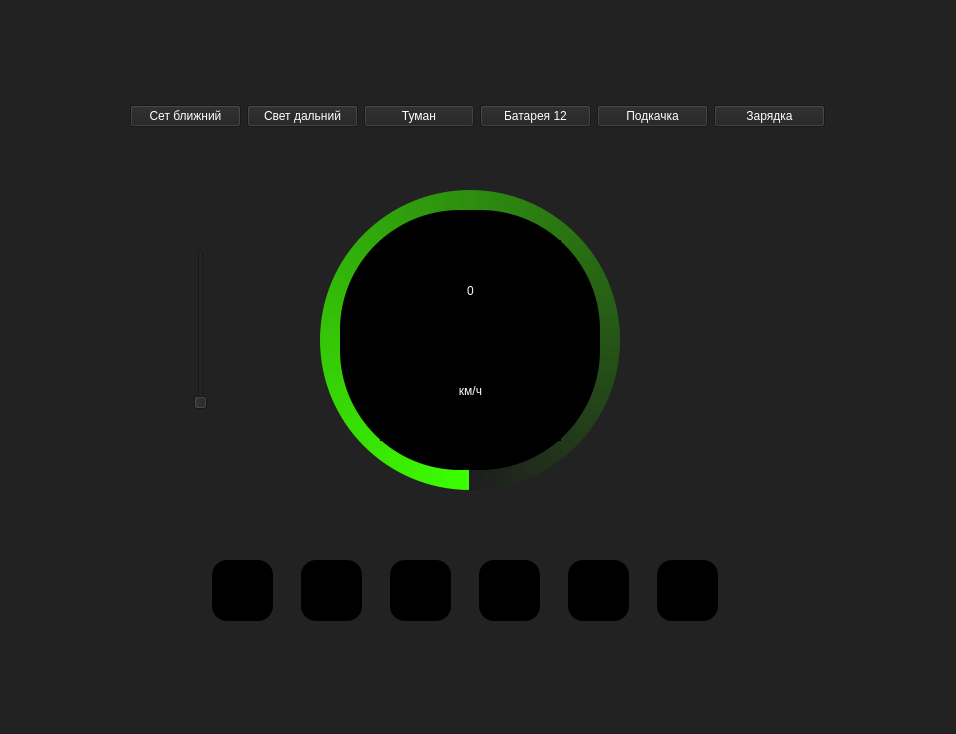
This is Panel.ui in Alexandr-Filatov/BGA_Panel as Qt 5 draws it before an edit. The edited form follows.
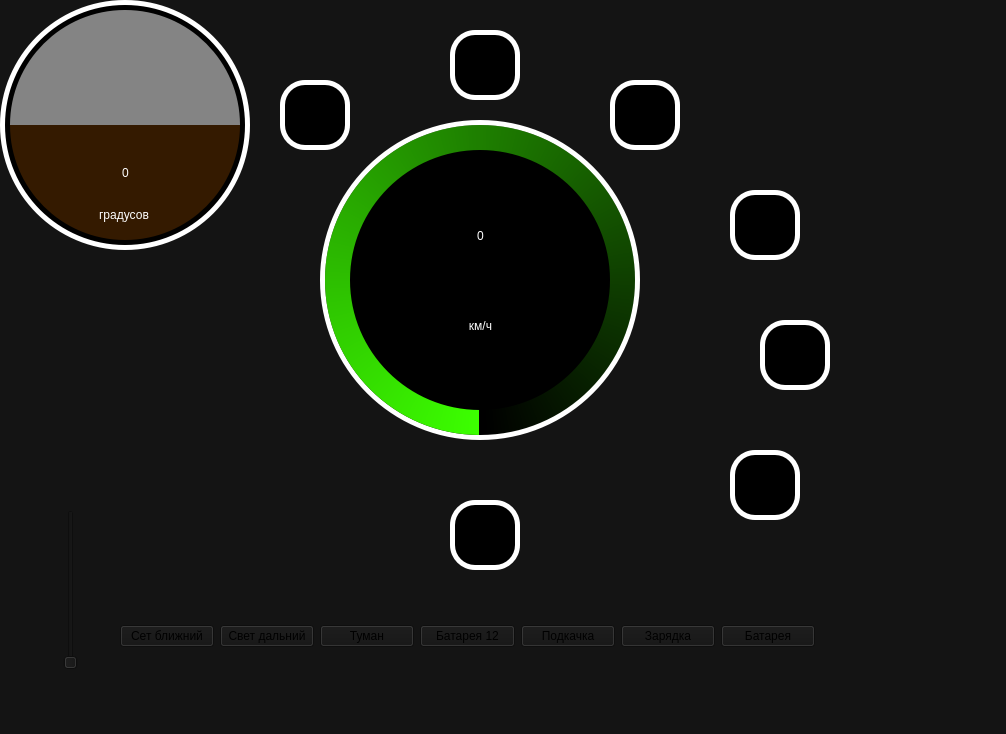
This is the edited form. Icons and pictures are not drawn.

Commit message: Add angle sensor

What changed in the file:
```diff
--- a/Panel.ui
+++ b/Panel.ui
@@ -2,11 +2,14 @@
 <ui version="4.0">
  <class>MainWindow</class>
  <widget class="QMainWindow" name="MainWindow">
+  <property name="enabled">
+   <bool>true</bool>
+  </property>
   <property name="geometry">
    <rect>
     <x>0</x>
     <y>0</y>
-    <width>956</width>
+    <width>1006</width>
     <height>734</height>
    </rect>
   </property>
@@ -14,207 +17,24 @@
    <string>MainWindow</string>
   </property>
   <property name="styleSheet">
-   <string notr="true">background-color: rgb(34, 34, 34);
-color: rgb(255, 255, 255);
+   <string notr="true">background-color: rgb(20, 20, 20);
 font: 75 12pt &quot;MS Shell Dlg 2&quot;;
 </string>
   </property>
   <widget class="QWidget" name="centralwidget">
-   <widget class="QWidget" name="">
-    <property name="geometry">
-     <rect>
-      <x>190</x>
-      <y>520</y>
-      <width>551</width>
-      <height>141</height>
-     </rect>
-    </property>
-    <layout class="QHBoxLayout" name="horizontalLayout_2">
-     <item>
-      <widget class="QLabel" name="label">
-       <property name="sizePolicy">
-        <sizepolicy hsizetype="Expanding" vsizetype="Expanding">
-         <horstretch>0</horstretch>
-         <verstretch>0</verstretch>
-        </sizepolicy>
-       </property>
-       <property name="maximumSize">
-        <size>
-         <width>61</width>
-         <height>61</height>
-        </size>
-       </property>
-       <property name="styleSheet">
-        <string notr="true">background-color: rgb(0, 0, 0);
-border-radius: 15px;</string>
-       </property>
-       <property name="text">
-        <string/>
-       </property>
-       <property name="pixmap">
-        <pixmap>icons/car-lights-light-svgrepo-com.png</pixmap>
-       </property>
-       <property name="scaledContents">
-        <bool>true</bool>
-       </property>
-      </widget>
-     </item>
-     <item>
-      <widget class="QLabel" name="label_3">
-       <property name="sizePolicy">
-        <sizepolicy hsizetype="Fixed" vsizetype="Fixed">
-         <horstretch>0</horstretch>
-         <verstretch>0</verstretch>
-        </sizepolicy>
-       </property>
-       <property name="maximumSize">
-        <size>
-         <width>61</width>
-         <height>61</height>
-        </size>
-       </property>
-       <property name="styleSheet">
-        <string notr="true">background-color: rgb(0, 0, 0);
-border-radius:15px;</string>
-       </property>
-       <property name="text">
-        <string/>
-       </property>
-       <property name="pixmap">
-        <pixmap>icons/car-lights-car-svgrepo-com.png</pixmap>
-       </property>
-       <property name="scaledContents">
-        <bool>true</bool>
-       </property>
-      </widget>
-     </item>
-     <item>
-      <widget class="QLabel" name="label_5">
-       <property name="sizePolicy">
-        <sizepolicy hsizetype="Fixed" vsizetype="Fixed">
-         <horstretch>0</horstretch>
-         <verstretch>0</verstretch>
-        </sizepolicy>
-       </property>
-       <property name="maximumSize">
-        <size>
-         <width>61</width>
-         <height>61</height>
-        </size>
-       </property>
-       <property name="styleSheet">
-        <string notr="true">background-color: rgb(0, 0, 0);
-border-radius:15px;</string>
-       </property>
-       <property name="text">
-        <string/>
-       </property>
-       <property name="pixmap">
-        <pixmap>icons/fog-light-fog-svgrepo-com.png</pixmap>
-       </property>
-       <property name="scaledContents">
-        <bool>true</bool>
-       </property>
-      </widget>
-     </item>
-     <item>
-      <widget class="QLabel" name="label_12">
-       <property name="sizePolicy">
-        <sizepolicy hsizetype="Fixed" vsizetype="Fixed">
-         <horstretch>0</horstretch>
-         <verstretch>0</verstretch>
-        </sizepolicy>
-       </property>
-       <property name="maximumSize">
-        <size>
-         <width>61</width>
-         <height>61</height>
-        </size>
-       </property>
-       <property name="styleSheet">
-        <string notr="true">background-color: rgb(0, 0, 0);
-border-radius:15px;</string>
-       </property>
-       <property name="text">
-        <string/>
-       </property>
-       <property name="pixmap">
-        <pixmap>icons/battery-svgrepo-com.png</pixmap>
-       </property>
-       <property name="scaledContents">
-        <bool>true</bool>
-       </property>
-      </widget>
-     </item>
-     <item>
-      <widget class="QLabel" name="label_10">
-       <property name="sizePolicy">
-        <sizepolicy hsizetype="Fixed" vsizetype="Fixed">
-         <horstretch>0</horstretch>
-         <verstretch>0</verstretch>
-        </sizepolicy>
-       </property>
-       <property name="maximumSize">
-        <size>
-         <width>61</width>
-         <height>61</height>
-        </size>
-       </property>
-       <property name="styleSheet">
-        <string notr="true">background-color: rgb(0, 0, 0);
-border-radius:15px;</string>
-       </property>
-       <property name="text">
-        <string/>
-       </property>
-       <property name="pixmap">
-        <pixmap>icons/air-pump-pump-svgrepo-com.png</pixmap>
-       </property>
-       <property name="scaledContents">
-        <bool>true</bool>
-       </property>
-      </widget>
-     </item>
-     <item>
-      <widget class="QLabel" name="label_11">
-       <property name="sizePolicy">
-        <sizepolicy hsizetype="Fixed" vsizetype="Fixed">
-         <horstretch>0</horstretch>
-         <verstretch>0</verstretch>
-        </sizepolicy>
-       </property>
-       <property name="maximumSize">
-        <size>
-         <width>61</width>
-         <height>61</height>
-        </size>
-       </property>
-       <property name="styleSheet">
-        <string notr="true">background-color: rgb(0, 0, 0);
-border-radius:15px;</string>
-       </property>
-       <property name="text">
-        <string/>
-       </property>
-       <property name="pixmap">
-        <pixmap>icons/electric-charging-station-electric-energy-renewable-energy-svgrepo-com.png</pixmap>
-       </property>
-       <property name="scaledContents">
-        <bool>true</bool>
-       </property>
-      </widget>
-     </item>
-    </layout>
-   </widget>
    <widget class="QFrame" name="circularSpeedBase">
     <property name="geometry">
      <rect>
-      <x>310</x>
-      <y>180</y>
+      <x>320</x>
+      <y>120</y>
       <width>320</width>
       <height>320</height>
      </rect>
     </property>
+    <property name="styleSheet">
+     <string notr="true">background-color: rgba(255, 255, 255, 255);
+border-radius: 160px;</string>
+    </property>
     <property name="frameShape">
      <enum>QFrame::NoFrame</enum>
     </property>
@@ -224,16 +44,16 @@
     <widget class="QFrame" name="circularSpeedProgress">
      <property name="geometry">
       <rect>
-       <x>10</x>
-       <y>10</y>
-       <width>300</width>
-       <height>300</height>
+       <x>5</x>
+       <y>5</y>
+       <width>310</width>
+       <height>310</height>
       </rect>
      </property>
      <property name="styleSheet">
       <string notr="true">QFrame{
 	background-color: qconicalgradient(cx:0.5, cy:0.5, angle:270, stop:0 rgba(170, 0, 0, 0), stop:0.00632911 rgba(0, 255, 0, 0), stop:0.998734 rgba(60, 255, 0, 255));
-	border-radius:150px;
+	border-radius:155px;
 }</string>
      </property>
      <property name="frameShape">
@@ -246,16 +66,16 @@
     <widget class="QFrame" name="circularBg">
      <property name="geometry">
       <rect>
-       <x>10</x>
-       <y>10</y>
-       <width>300</width>
-       <height>300</height>
+       <x>5</x>
+       <y>5</y>
+       <width>310</width>
+       <height>310</height>
       </rect>
      </property>
      <property name="styleSheet">
       <string notr="true">QFrame{
-	background-color: rgba(22, 22, 22, 100);
-	border-radius:150px;
+	background-color: rgba(0, 0, 0, 255);
+	border-radius:155px;
 }</string>
      </property>
      <property name="frameShape">
@@ -276,7 +96,7 @@
      </property>
      <property name="styleSheet">
       <string notr="true">QFrame{
-	border-radius: 120px;
+	border-radius: 130px;
 	background-color: rgb(0, 0, 0);
 }</string>
      </property>
@@ -286,13 +106,13 @@
      <property name="frameShadow">
       <enum>QFrame::Raised</enum>
      </property>
-     <widget class="QWidget" name="">
+     <widget class="QWidget" name="layoutWidget">
       <property name="geometry">
        <rect>
         <x>40</x>
-        <y>30</y>
+        <y>40</y>
         <width>181</width>
-        <height>201</height>
+        <height>181</height>
        </rect>
       </property>
       <layout class="QVBoxLayout" name="verticalLayout">
@@ -302,7 +122,9 @@
        <item>
         <widget class="QLabel" name="speed">
          <property name="styleSheet">
-          <string notr="true">font: 36pt &quot;Simplex&quot;;</string>
+          <string notr="true">font: 75 50pt &quot;Agency FB&quot;;
+color: rgb(255, 255, 255);
+background-color: rgba(0, 0, 0, 255);</string>
          </property>
          <property name="text">
           <string>0</string>
@@ -315,8 +137,10 @@
        <item>
         <widget class="QLabel" name="kmH">
          <property name="styleSheet">
-          <string notr="true">
-font: 20pt &quot;Simplex_IV50&quot;;</string>
+          <string notr="true">font: 75 18pt &quot;Agency FB&quot;;
+color: rgb(255, 255, 255);
+background-color: rgba(0, 0, 0, 255);
+</string>
          </property>
          <property name="text">
           <string>км/ч</string>
@@ -333,11 +157,11 @@
     <zorder>circularSpeedProgress</zorder>
     <zorder>container</zorder>
    </widget>
-   <widget class="QWidget" name="">
+   <widget class="QWidget" name="layoutWidget">
     <property name="geometry">
      <rect>
-      <x>130</x>
-      <y>80</y>
+      <x>120</x>
+      <y>600</y>
       <width>695</width>
       <height>72</height>
      </rect>
@@ -385,13 +209,23 @@
        </property>
       </widget>
      </item>
+     <item>
+      <widget class="QPushButton" name="powerBatStateBtn">
+       <property name="enabled">
+        <bool>true</bool>
+       </property>
+       <property name="text">
+        <string>Батарея</string>
+       </property>
+      </widget>
+     </item>
     </layout>
    </widget>
    <widget class="QSlider" name="speedSlider">
     <property name="geometry">
      <rect>
-      <x>190</x>
-      <y>250</y>
+      <x>60</x>
+      <y>510</y>
       <width>22</width>
       <height>160</height>
      </rect>
@@ -400,6 +234,533 @@
      <enum>Qt::Vertical</enum>
     </property>
    </widget>
+   <widget class="QWidget" name="widget" native="true">
+    <property name="geometry">
+     <rect>
+      <x>280</x>
+      <y>80</y>
+      <width>70</width>
+      <height>70</height>
+     </rect>
+    </property>
+    <property name="sizePolicy">
+     <sizepolicy hsizetype="Fixed" vsizetype="Fixed">
+      <horstretch>0</horstretch>
+      <verstretch>0</verstretch>
+     </sizepolicy>
+    </property>
+    <property name="styleSheet">
+     <string notr="true">background-color: rgb(255, 255, 255);
+border-radius: 25px;</string>
+    </property>
+    <widget class="QLabel" name="lowBeams">
+     <property name="geometry">
+      <rect>
+       <x>5</x>
+       <y>5</y>
+       <width>60</width>
+       <height>60</height>
+      </rect>
+     </property>
+     <property name="sizePolicy">
+      <sizepolicy hsizetype="Expanding" vsizetype="Expanding">
+       <horstretch>0</horstretch>
+       <verstretch>0</verstretch>
+      </sizepolicy>
+     </property>
+     <property name="minimumSize">
+      <size>
+       <width>40</width>
+       <height>40</height>
+      </size>
+     </property>
+     <property name="maximumSize">
+      <size>
+       <width>60</width>
+       <height>60</height>
+      </size>
+     </property>
+     <property name="styleSheet">
+      <string notr="true">background-color: rgb(0, 0, 0);
+border-radius: 20px;
+padding:5px;</string>
+     </property>
+     <property name="text">
+      <string/>
+     </property>
+     <property name="pixmap">
+      <pixmap>icons/low_beam_off.png</pixmap>
+     </property>
+     <property name="scaledContents">
+      <bool>true</bool>
+     </property>
+     <property name="alignment">
+      <set>Qt::AlignCenter</set>
+     </property>
+    </widget>
+   </widget>
+   <widget class="QWidget" name="widget_2" native="true">
+    <property name="geometry">
+     <rect>
+      <x>450</x>
+      <y>30</y>
+      <width>70</width>
+      <height>70</height>
+     </rect>
+    </property>
+    <property name="sizePolicy">
+     <sizepolicy hsizetype="Fixed" vsizetype="Fixed">
+      <horstretch>0</horstretch>
+      <verstretch>0</verstretch>
+     </sizepolicy>
+    </property>
+    <property name="styleSheet">
+     <string notr="true">background-color: rgb(255, 255, 255);
+border-radius: 25px;</string>
+    </property>
+    <widget class="QLabel" name="highBeams">
+     <property name="geometry">
+      <rect>
+       <x>5</x>
+       <y>5</y>
+       <width>60</width>
+       <height>60</height>
+      </rect>
+     </property>
+     <property name="sizePolicy">
+      <sizepolicy hsizetype="Expanding" vsizetype="Expanding">
+       <horstretch>0</horstretch>
+       <verstretch>0</verstretch>
+      </sizepolicy>
+     </property>
+     <property name="minimumSize">
+      <size>
+       <width>40</width>
+       <height>40</height>
+      </size>
+     </property>
+     <property name="maximumSize">
+      <size>
+       <width>60</width>
+       <height>60</height>
+      </size>
+     </property>
+     <property name="styleSheet">
+      <string notr="true">background-color: rgb(0, 0, 0);
+border-radius: 20px;
+padding: 5px;</string>
+     </property>
+     <property name="text">
+      <string/>
+     </property>
+     <property name="pixmap">
+      <pixmap>icons/high_beam_off.png</pixmap>
+     </property>
+     <property name="scaledContents">
+      <bool>true</bool>
+     </property>
+    </widget>
+   </widget>
+   <widget class="QWidget" name="widget_3" native="true">
+    <property name="geometry">
+     <rect>
+      <x>610</x>
+      <y>80</y>
+      <width>70</width>
+      <height>70</height>
+     </rect>
+    </property>
+    <property name="sizePolicy">
+     <sizepolicy hsizetype="Fixed" vsizetype="Fixed">
+      <horstretch>0</horstretch>
+      <verstretch>0</verstretch>
+     </sizepolicy>
+    </property>
+    <property name="styleSheet">
+     <string notr="true">background-color: rgb(255, 255, 255);
+border-radius: 25px;</string>
+    </property>
+    <widget class="QLabel" name="fogLights">
+     <property name="geometry">
+      <rect>
+       <x>5</x>
+       <y>5</y>
+       <width>60</width>
+       <height>60</height>
+      </rect>
+     </property>
+     <property name="sizePolicy">
+      <sizepolicy hsizetype="Expanding" vsizetype="Expanding">
+       <horstretch>0</horstretch>
+       <verstretch>0</verstretch>
+      </sizepolicy>
+     </property>
+     <property name="minimumSize">
+      <size>
+       <width>40</width>
+       <height>40</height>
+      </size>
+     </property>
+     <property name="maximumSize">
+      <size>
+       <width>60</width>
+       <height>60</height>
+      </size>
+     </property>
+     <property name="styleSheet">
+      <string notr="true">background-color: rgb(0, 0, 0);
+border-radius: 20px;
+padding: 5px;</string>
+     </property>
+     <property name="text">
+      <string/>
+     </property>
+     <property name="pixmap">
+      <pixmap>icons/fog_ligfht_off.png</pixmap>
+     </property>
+     <property name="scaledContents">
+      <bool>true</bool>
+     </property>
+    </widget>
+   </widget>
+   <widget class="QWidget" name="widget_4" native="true">
+    <property name="geometry">
+     <rect>
+      <x>730</x>
+      <y>450</y>
+      <width>70</width>
+      <height>70</height>
+     </rect>
+    </property>
+    <property name="sizePolicy">
+     <sizepolicy hsizetype="Fixed" vsizetype="Fixed">
+      <horstretch>0</horstretch>
+      <verstretch>0</verstretch>
+     </sizepolicy>
+    </property>
+    <property name="styleSheet">
+     <string notr="true">background-color: rgb(255, 255, 255);
+border-radius: 25px;</string>
+    </property>
+    <widget class="QLabel" name="battery12">
+     <property name="geometry">
+      <rect>
+       <x>5</x>
+       <y>5</y>
+       <width>60</width>
+       <height>60</height>
+      </rect>
+     </property>
+     <property name="sizePolicy">
+      <sizepolicy hsizetype="Expanding" vsizetype="Expanding">
+       <horstretch>0</horstretch>
+       <verstretch>0</verstretch>
+      </sizepolicy>
+     </property>
+     <property name="minimumSize">
+      <size>
+       <width>40</width>
+       <height>40</height>
+      </size>
+     </property>
+     <property name="maximumSize">
+      <size>
+       <width>60</width>
+       <height>60</height>
+      </size>
+     </property>
+     <property name="styleSheet">
+      <string notr="true">background-color: rgb(0, 0, 0);
+border-radius: 20px;
+padding: 8px;</string>
+     </property>
+     <property name="text">
+      <string/>
+     </property>
+     <property name="pixmap">
+      <pixmap>icons/battery_12V_state_OK.png</pixmap>
+     </property>
+     <property name="scaledContents">
+      <bool>true</bool>
+     </property>
+    </widget>
+   </widget>
+   <widget class="QWidget" name="widget_5" native="true">
+    <property name="geometry">
+     <rect>
+      <x>450</x>
+      <y>500</y>
+      <width>70</width>
+      <height>70</height>
+     </rect>
+    </property>
+    <property name="sizePolicy">
+     <sizepolicy hsizetype="Fixed" vsizetype="Fixed">
+      <horstretch>0</horstretch>
+      <verstretch>0</verstretch>
+     </sizepolicy>
+    </property>
+    <property name="styleSheet">
+     <string notr="true">background-color: rgb(255, 255, 255);
+border-radius: 25px;</string>
+    </property>
+    <widget class="QLabel" name="wheelsPump">
+     <property name="geometry">
+      <rect>
+       <x>5</x>
+       <y>5</y>
+       <width>60</width>
+       <height>60</height>
+      </rect>
+     </property>
+     <property name="sizePolicy">
+      <sizepolicy hsizetype="Expanding" vsizetype="Expanding">
+       <horstretch>0</horstretch>
+       <verstretch>0</verstretch>
+      </sizepolicy>
+     </property>
+     <property name="minimumSize">
+      <size>
+       <width>40</width>
+       <height>40</height>
+      </size>
+     </property>
+     <property name="maximumSize">
+      <size>
+       <width>60</width>
+       <height>60</height>
+      </size>
+     </property>
+     <property name="styleSheet">
+      <string notr="true">background-color: rgb(0, 0, 0);
+border-radius: 20px;
+padding: 8px;</string>
+     </property>
+     <property name="text">
+      <string/>
+     </property>
+     <property name="pixmap">
+      <pixmap>icons/wheel_pump_off.png</pixmap>
+     </property>
+     <property name="scaledContents">
+      <bool>true</bool>
+     </property>
+    </widget>
+   </widget>
+   <widget class="QWidget" name="widget_6" native="true">
+    <property name="geometry">
+     <rect>
+      <x>730</x>
+      <y>190</y>
+      <width>70</width>
+      <height>70</height>
+     </rect>
+    </property>
+    <property name="sizePolicy">
+     <sizepolicy hsizetype="Fixed" vsizetype="Fixed">
+      <horstretch>0</horstretch>
+      <verstretch>0</verstretch>
+     </sizepolicy>
+    </property>
+    <property name="styleSheet">
+     <string notr="true">background-color: rgb(255, 255, 255);
+border-radius: 25px;</string>
+    </property>
+    <widget class="QLabel" name="chargePowerBat">
+     <property name="geometry">
+      <rect>
+       <x>5</x>
+       <y>5</y>
+       <width>60</width>
+       <height>60</height>
+      </rect>
+     </property>
+     <property name="sizePolicy">
+      <sizepolicy hsizetype="Expanding" vsizetype="Expanding">
+       <horstretch>0</horstretch>
+       <verstretch>0</verstretch>
+      </sizepolicy>
+     </property>
+     <property name="minimumSize">
+      <size>
+       <width>40</width>
+       <height>40</height>
+      </size>
+     </property>
+     <property name="maximumSize">
+      <size>
+       <width>60</width>
+       <height>60</height>
+      </size>
+     </property>
+     <property name="styleSheet">
+      <string notr="true">background-color: rgb(0, 0, 0);
+border-radius: 20px;
+padding: 8px;</string>
+     </property>
+     <property name="text">
+      <string/>
+     </property>
+     <property name="pixmap">
+      <pixmap>icons/charge_power_bat_off.png</pixmap>
+     </property>
+     <property name="scaledContents">
+      <bool>true</bool>
+     </property>
+    </widget>
+   </widget>
+   <widget class="QWidget" name="widget_7" native="true">
+    <property name="geometry">
+     <rect>
+      <x>760</x>
+      <y>320</y>
+      <width>70</width>
+      <height>70</height>
+     </rect>
+    </property>
+    <property name="sizePolicy">
+     <sizepolicy hsizetype="Fixed" vsizetype="Fixed">
+      <horstretch>0</horstretch>
+      <verstretch>0</verstretch>
+     </sizepolicy>
+    </property>
+    <property name="styleSheet">
+     <string notr="true">background-color: rgb(255, 255, 255);
+border-radius: 25px;</string>
+    </property>
+    <widget class="QLabel" name="powerBatState">
+     <property name="geometry">
+      <rect>
+       <x>5</x>
+       <y>5</y>
+       <width>60</width>
+       <height>60</height>
+      </rect>
+     </property>
+     <property name="sizePolicy">
+      <sizepolicy hsizetype="Expanding" vsizetype="Expanding">
+       <horstretch>0</horstretch>
+       <verstretch>0</verstretch>
+      </sizepolicy>
+     </property>
+     <property name="minimumSize">
+      <size>
+       <width>40</width>
+       <height>40</height>
+      </size>
+     </property>
+     <property name="maximumSize">
+      <size>
+       <width>60</width>
+       <height>60</height>
+      </size>
+     </property>
+     <property name="styleSheet">
+      <string notr="true">background-color: rgb(0, 0, 0);
+border-radius: 20px;
+padding: 8px;</string>
+     </property>
+     <property name="text">
+      <string/>
+     </property>
+     <property name="pixmap">
+      <pixmap>icons/power_bat_state_80_percent.png</pixmap>
+     </property>
+     <property name="scaledContents">
+      <bool>true</bool>
+     </property>
+    </widget>
+   </widget>
+   <widget class="QWidget" name="widget_8" native="true">
+    <property name="geometry">
+     <rect>
+      <x>0</x>
+      <y>0</y>
+      <width>250</width>
+      <height>250</height>
+     </rect>
+    </property>
+    <property name="styleSheet">
+     <string notr="true">border-radius: 125px;
+background-color: rgb(255, 255, 255);</string>
+    </property>
+    <widget class="QWidget" name="widget_9" native="true">
+     <property name="geometry">
+      <rect>
+       <x>10</x>
+       <y>10</y>
+       <width>230</width>
+       <height>230</height>
+      </rect>
+     </property>
+     <property name="styleSheet">
+      <string notr="true">QWidget{
+background-color: rgb(0, 0, 0);
+background-color: qconicalgradient(cx:0.5, cy:0.5, angle:0, stop:0.499 rgba(132, 132, 132, 255), stop:0.5 rgba(52, 26, 0, 255));
+border-radius: 115px;
+}</string>
+     </property>
+     <widget class="QLabel" name="speed_2">
+      <property name="geometry">
+       <rect>
+        <x>100</x>
+        <y>140</y>
+        <width>31</width>
+        <height>45</height>
+       </rect>
+      </property>
+      <property name="styleSheet">
+       <string notr="true">font: 75 30pt &quot;Agency FB&quot;;
+color: rgb(255, 255, 255);
+background-color: rgba(0, 0, 0, 0);</string>
+      </property>
+      <property name="text">
+       <string>0</string>
+      </property>
+      <property name="alignment">
+       <set>Qt::AlignCenter</set>
+      </property>
+     </widget>
+     <widget class="QLabel" name="kmH_2">
+      <property name="geometry">
+       <rect>
+        <x>71</x>
+        <y>192</y>
+        <width>86</width>
+        <height>26</height>
+       </rect>
+      </property>
+      <property name="styleSheet">
+       <string notr="true">font: 75 16pt &quot;Agency FB&quot;;
+color: rgb(255, 255, 255);
+background-color: rgba(0, 0, 0, 0);
+</string>
+      </property>
+      <property name="text">
+       <string>градусов</string>
+      </property>
+      <property name="alignment">
+       <set>Qt::AlignCenter</set>
+      </property>
+     </widget>
+    </widget>
+    <widget class="QWidget" name="widget_10" native="true">
+     <property name="geometry">
+      <rect>
+       <x>5</x>
+       <y>5</y>
+       <width>240</width>
+       <height>240</height>
+      </rect>
+     </property>
+     <property name="styleSheet">
+      <string notr="true">background-color: rgb(0, 0, 0);
+border-radius: 120px;</string>
+     </property>
+    </widget>
+    <zorder>widget_10</zorder>
+    <zorder>widget_9</zorder>
+   </widget>
   </widget>
   <widget class="QMenuBar" name="menubar">
    <property name="geometry">
```
Left out of the diff: 18 changed lines with no effect on the pictures. The commit also changes 34 other files.
